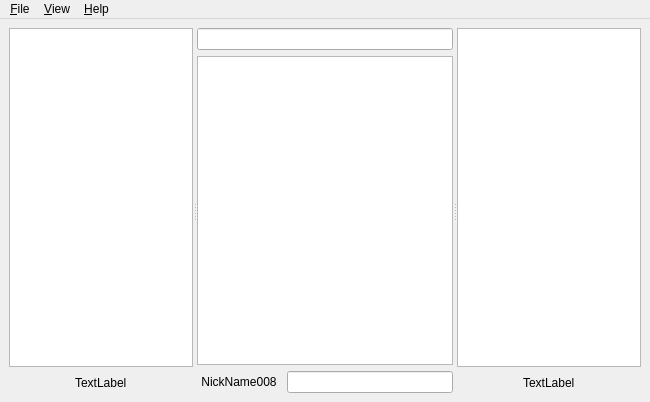
Above: src/MainWindow.ui from codymj/LuxIRC before the change. Below: the same form after it.
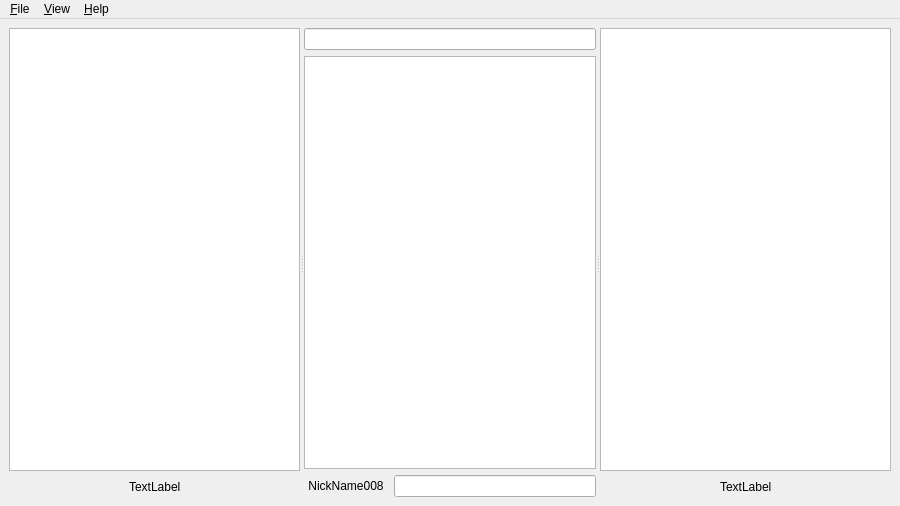
That is the form after the change.

Diff of the .ui file:
```diff
--- a/src/MainWindow.ui
+++ b/src/MainWindow.ui
@@ -6,8 +6,8 @@
    <rect>
     <x>0</x>
     <y>0</y>
-    <width>650</width>
-    <height>402</height>
+    <width>900</width>
+    <height>506</height>
    </rect>
   </property>
   <property name="windowTitle">
@@ -182,8 +182,8 @@
     <rect>
      <x>0</x>
      <y>0</y>
-     <width>650</width>
-     <height>18</height>
+     <width>900</width>
+     <height>20</height>
     </rect>
    </property>
    <widget class="QMenu" name="menuFile">
```
